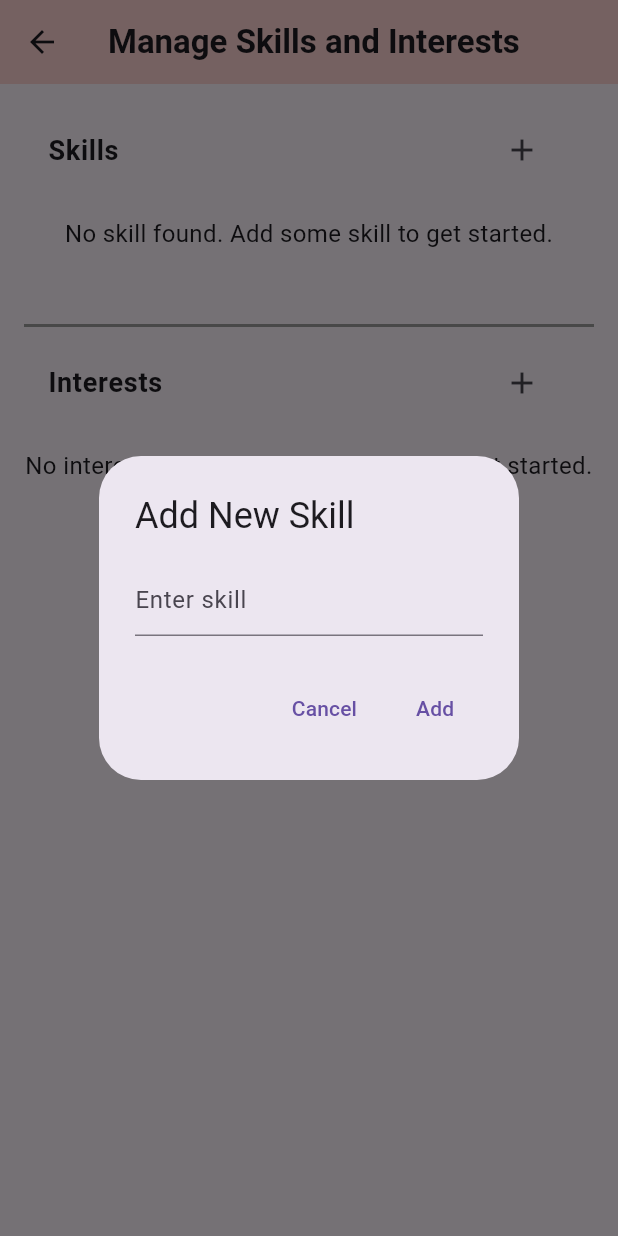
After one commit to ruth-lim/hackforgood24, a Flutter app: the SkillsInterestsManagement screen opened by its route, after a tap on the "add" icon, on a phone screen of 412 x 824 dp. The commit adds this screen. Run offline on Flutter 3.47's test engine with Material 3 defaults, Android fonts, the phone set to English and light mode, and no system bars; our stand-ins replace cloud_firestore, firebase_auth, firebase_core, firebase_storage, fluttertoast, image_picker; accounts and stored records are empty; generated files the repository leaves out were written again.

Commit message:
Add management of skills and interests

```diff
--- a/lib/main.dart
+++ b/lib/main.dart
@@ -4,7 +4,9 @@ import 'package:hackforgood24/pages/admin/admin_dashboard.dart';
 import 'package:hackforgood24/pages/admin/admin_events.dart';
 import 'package:hackforgood24/pages/admin/admin_profile.dart';
 import 'package:hackforgood24/pages/admin/event_registration.dart';
+import 'package:hackforgood24/pages/admin/events_database.dart';
 import 'package:hackforgood24/pages/admin/events_management.dart';
+import 'package:hackforgood24/pages/admin/skills_interests_management.dart';
 import 'package:hackforgood24/pages/admin/volunteers_management.dart';
 import 'package:hackforgood24/pages/login_page.dart';
 import 'package:hackforgood24/pages/volunteer/volunteer_dashboard.dart';
@@ -37,6 +39,9 @@ class MyApp extends StatelessWidget {
         AdminProfile.routeName: (ctx) => AdminProfile(),
         AdminEvents.routeName: (ctx) => AdminEvents(),
         EventRegistration.routeName: (ctx) => EventRegistration(),
+        EventDatabase.routeName: (ctx) => EventDatabase(),
+        SkillsInterestsManagement.routeName: (ctx) =>
+            SkillsInterestsManagement(),
       },
       debugShowCheckedModeBanner: false,
     );
--- /dev/null
+++ b/lib/models/skills_and_interests.dart
@@ -0,0 +1,118 @@
+import 'package:cloud_firestore/cloud_firestore.dart';
+import 'package:fluttertoast/fluttertoast.dart';
+import 'package:flutter/material.dart';
+
+class SkillsAndInterests {
+  final FirebaseFirestore _firestore = FirebaseFirestore.instance;
+
+  // Fetch skills
+  Future<List<String>> fetchSkills() async {
+    var snapshot = await _firestore.collection('skills').get();
+    return snapshot.docs.map((doc) => doc.data()['name'] as String).toList();
+  }
+
+  // Add a skill
+  Future<void> addSkill(String skill) async {
+    bool skillExists = await skillExistsWithName(skill);
+
+    if (skillExists) {
+      _showErrorMessage('Error: Skill $skill already exists.');
+    } else {
+      await _firestore.collection('skills').add({'name': skill});
+      _showSuccessMessage('Skill: $skill added!');
+    }
+  }
+
+  // Remove a skill
+  Future<void> removeSkill(String skillName) async {
+    QuerySnapshot querySnapshot = await FirebaseFirestore.instance
+        .collection('skills')
+        .where('name', isEqualTo: skillName)
+        .get();
+
+    if (querySnapshot.docs.isEmpty) {
+      _showErrorMessage('Error: Something went wrong deleting $skillName');
+    } else {
+      await querySnapshot.docs.first.reference.delete();
+      String message = 'Skill: $skillName deleted!';
+      _showSuccessMessage(message);
+    }
+  }
+
+  // Fetch interests
+  Future<List<String>> fetchInterests() async {
+    var snapshot = await _firestore.collection('interests').get();
+    return snapshot.docs.map((doc) => doc.data()['name'] as String).toList();
+  }
+
+  // Add an interest
+  Future<void> addInterest(String interest) async {
+    bool interestExists = await interestExistsWithName(interest);
+
+    if (interestExists) {
+      return _showErrorMessage('Error: Interest $interest already exists.');
+    } else {
+      await _firestore.collection('interests').add({'name': interest});
+      _showSuccessMessage('Interest: $interest added!');
+    }
+  }
+
+  // Remove an interest
+  Future<void> removeInterest(String interestName) async {
+    QuerySnapshot querySnapshot = await FirebaseFirestore.instance
+        .collection('interests')
+        .where('name', isEqualTo: interestName)
+        .get();
+
+    if (querySnapshot.docs.isEmpty) {
+      _showErrorMessage('Error: Something went wrong deleting $interestName');
+    } else {
+      await querySnapshot.docs.first.reference.delete();
+      String message = 'Interest: $interestName deleted!';
+      _showSuccessMessage(message);
+    }
+  }
+
+  Future<bool> skillExistsWithName(String skillName) async {
+    skillName = skillName.toLowerCase();
+
+    var snapshot = await FirebaseFirestore.instance.collection('skills').get();
+    List<String> existingSkills = snapshot.docs.map((doc) {
+      return (doc.data()['name'] as String).toLowerCase();
+    }).toList();
+
+    return existingSkills.contains(skillName);
+  }
+
+  Future<bool> interestExistsWithName(String interestName) async {
+    interestName = interestName.toLowerCase();
+
+    var snapshot =
+        await FirebaseFirestore.instance.collection('interests').get();
+    List<String> existingInterests = snapshot.docs.map((doc) {
+      return (doc.data()['name'] as String).toLowerCase();
+    }).toList();
+
+    return existingInterests.contains(interestName);
+  }
+
+  void _showErrorMessage(String message) {
+    Fluttertoast.showToast(
+      msg: message,
+      toastLength: Toast.LENGTH_LONG,
+      gravity: ToastGravity.CENTER,
+      backgroundColor: Colors.red,
+      textColor: Colors.white,
+    );
+  }
+
+  void _showSuccessMessage(String message) {
+    Fluttertoast.showToast(
+      msg: message,
+      toastLength: Toast.LENGTH_LONG,
+      gravity: ToastGravity.CENTER,
+      backgroundColor: Colors.green,
+      textColor: Colors.white,
+    );
+  }
+}
--- a/lib/pages/admin/events_management.dart
+++ b/lib/pages/admin/events_management.dart
@@ -20,7 +20,7 @@ class EventsManagement extends StatelessWidget {
 
   void navigateToAssignVolunteers(BuildContext context) {
     // Navigate to volunteer assignment screen
-    Navigator.of(context).pushNamed('/assign_volunteers');
+    Navigator.of(context).pushNamed('/manage_skills_and_interests');
   }
 
   @override
@@ -42,7 +42,7 @@ class EventsManagement extends StatelessWidget {
             ElevatedButton(
               onPressed: () => navigateToEventRegistration(context),
               child: Text(
-                'Event Registration',
+                'Add New Event',
                 style: TextStyle(
                   color: Colors.black,
                   fontSize: 20,
@@ -63,7 +63,7 @@ class EventsManagement extends StatelessWidget {
             ElevatedButton(
               onPressed: () => navigateToEventDatabase(context),
               child: Text(
-                'Event Database',
+                'View All Events',
                 style: TextStyle(
                   color: Colors.black,
                   fontSize: 20,
@@ -105,7 +105,7 @@ class EventsManagement extends StatelessWidget {
             ElevatedButton(
               onPressed: () => navigateToAssignVolunteers(context),
               child: Text(
-                'Assigning Volunteers',
+                'Manage Skills and Interests',
                 style: TextStyle(
                   color: Colors.black,
                   fontSize: 20,
--- /dev/null
+++ b/lib/pages/admin/skills_interests_management.dart
@@ -0,0 +1,188 @@
+import 'package:flutter/material.dart';
+import 'package:fluttertoast/fluttertoast.dart';
+import 'package:cloud_firestore/cloud_firestore.dart';
+import 'package:hackforgood24/models/skills_and_interests.dart';
+
+class SkillsInterestsManagement extends StatefulWidget {
+  static const routeName = '/manage_skills_and_interests';
+
+  @override
+  _SkillsInterestsManagementState createState() =>
+      _SkillsInterestsManagementState();
+}
+
+class _SkillsInterestsManagementState extends State<SkillsInterestsManagement> {
+  final FirebaseFirestore _firestore = FirebaseFirestore.instance;
+  final SkillsAndInterests _skillsAndInterests = SkillsAndInterests();
+  final GlobalKey<ScaffoldState> _scaffoldKey = GlobalKey<ScaffoldState>();
+  List<String> _skills = [];
+  List<String> _interests = [];
+
+  @override
+  void initState() {
+    super.initState();
+    _fetchSkillsAndInterests();
+  }
+
+  void _fetchSkillsAndInterests() async {
+    _skills = await _skillsAndInterests.fetchSkills();
+    _interests = await _skillsAndInterests.fetchInterests();
+    setState(() {});
+  }
+
+  Future<void> _addNewItem(BuildContext context, String type) async {
+    final TextEditingController controller = TextEditingController();
+    final String title =
+        (type == 'skill') ? 'Add New Skill' : 'Add New Interest';
+    final String hintText =
+        (type == 'skill') ? 'Enter skill' : 'Enter interest';
+
+    // Show dialog to input new skill or interest
+    final String? newItemName = await showDialog<String>(
+      context: context,
+      builder: (BuildContext context) {
+        return AlertDialog(
+          title: Text(title),
+          content: TextField(
+            controller: controller,
+            decoration: InputDecoration(hintText: hintText),
+          ),
+          actions: <Widget>[
+            TextButton(
+              child: Text('Cancel'),
+              onPressed: () => Navigator.of(context).pop(),
+            ),
+            TextButton(
+              child: Text('Add'),
+              onPressed: () async {
+                if (type == 'skill') {
+                  await _skillsAndInterests.addSkill(controller.text);
+                } else {
+                  await _skillsAndInterests.addInterest(controller.text);
+                }
+                _fetchSkillsAndInterests();
+                Navigator.of(context).pop();
+              },
+            ),
+          ],
+        );
+      },
+    );
+  }
+
+  Future<void> _deleteItem(String itemName, String type) async {
+    bool? confirmed = await _showDeleteConfirmationDialog(context, itemName);
+
+    if (!confirmed!) {
+      return;
+    }
+
+    if (type == 'skill') {
+      await _skillsAndInterests.removeSkill(itemName);
+    } else {
+      await _skillsAndInterests.removeInterest(itemName);
+    }
+    _fetchSkillsAndInterests();
+  }
+
+  Future<bool?> _showDeleteConfirmationDialog(
+      BuildContext context, String itemName) async {
+    return await showDialog<bool>(
+      context: context,
+      builder: (BuildContext context) {
+        return AlertDialog(
+          title: Text('Confirm Delete'),
+          content: Text(
+            'Are you sure you want to delete this item: $itemName?',
+            style: const TextStyle(fontSize: 16),
+          ),
+          actions: <Widget>[
+            TextButton(
+              child: Text('Cancel'),
+              onPressed: () {
+                Navigator.of(context).pop(false);
+              },
+            ),
+            TextButton(
+              child: Text('Delete'),
+              onPressed: () {
+                Navigator.of(context).pop(true);
+              },
+            ),
+          ],
+        );
+      },
+    );
+  }
+
+  Widget _buildSkillInterestList(String type) {
+    List<String> itemList = (type == 'skill') ? _skills : _interests;
+
+    return Column(
+      children: [
+        ListTile(
+          title: Text(
+            type == 'skill' ? 'Skills' : 'Interests',
+            style: const TextStyle(
+              fontSize: 18,
+              fontWeight: FontWeight.bold,
+            ),
+          ),
+          trailing: IconButton(
+            icon: Icon(Icons.add),
+            onPressed: () => _addNewItem(context, type),
+          ),
+        ),
+        if (itemList.isEmpty)
+          Padding(
+            padding: EdgeInsets.symmetric(vertical: 16),
+            child: Center(
+              child: Text(
+                'No $type found. Add some $type to get started.',
+                style: TextStyle(fontSize: 16),
+                textAlign: TextAlign.center,
+              ),
+            ),
+          )
+        else
+          ...itemList.map((item) => ListTile(
+                title: Text(item),
+                trailing: IconButton(
+                  icon: Icon(Icons.delete),
+                  onPressed: () => _deleteItem(item, type),
+                ),
+              )),
+      ],
+    );
+  }
+
+  @override
+  Widget build(BuildContext context) {
+    return Scaffold(
+      key: _scaffoldKey,
+      appBar: AppBar(
+        title: Text('Manage Skills and Interests',
+            style: TextStyle(
+              fontWeight: FontWeight.bold,
+            )),
+        backgroundColor: Color(0xFFFFD3D3),
+      ),
+      body: SingleChildScrollView(
+        padding: EdgeInsets.all(16),
+        child: Column(
+          crossAxisAlignment: CrossAxisAlignment.stretch,
+          children: [
+            _buildSkillInterestList('skill'),
+            SizedBox(height: 24),
+            const Divider(
+              height: 20,
+              thickness: 2,
+              color: Colors.grey,
+            ),
+            _buildSkillInterestList('interest'),
+          ],
+        ),
+      ),
+    );
+  }
+}
--- a/pubspec.yaml
+++ b/pubspec.yaml
@@ -18,6 +18,7 @@ dependencies:
     sdk: flutter
   flutter_localizations:
     sdk: flutter
+  fluttertoast: ^8.2.4
   image_picker: ^1.0.7
   intl: ^0.18.1
   path: ^1.8.3
```
Also changed, not shown: lib/models/events.dart (added, +95 -0 lines), lib/pages/admin/event_registration.dart (+83 -27 lines), lib/pages/admin/events_database.dart (added, +93 -0 lines), pubspec.lock, 1 other file.
